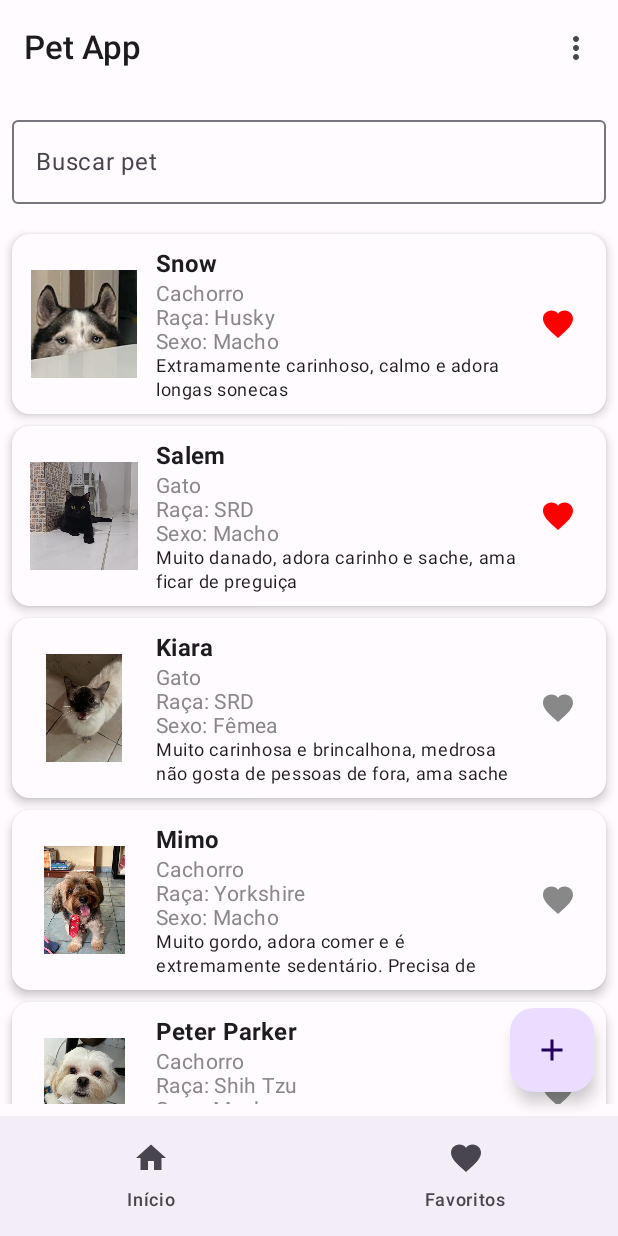
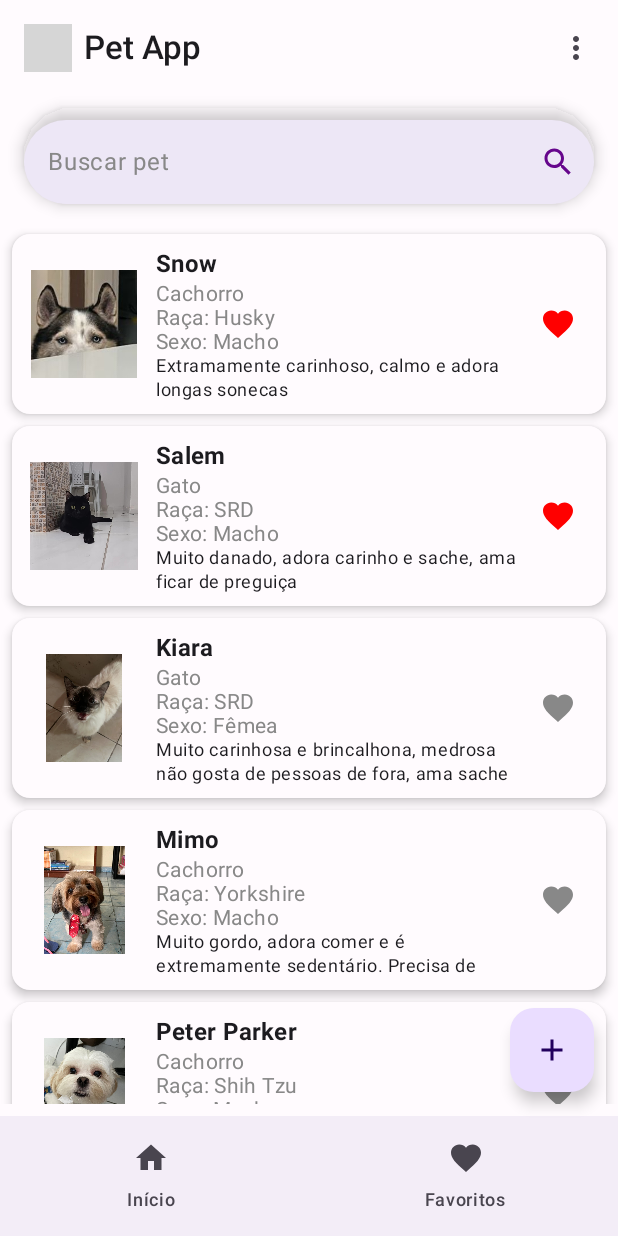
Before and after one commit to Trixx19/PetApp, an Android app built with Jetpack Compose: the screen it shows after launch (MainActivity), on a phone screen of 412 x 824 dp. Run offline under Robolectric (Android 15) with nearby library versions, the phone set to English and light mode, and no system bars; our stand-ins replace accompanist; libraries missing offline, so code that uses them is left out: com.google.accompanist.navigation; grey boxes are pictures that could not be loaded.

Commit message:
Update HomeScreen.kt

```diff
--- a/app/src/main/java/com/example/petapp/ui/screens/HomeScreen.kt
+++ b/app/src/main/java/com/example/petapp/ui/screens/HomeScreen.kt
@@ -1,7 +1,7 @@
 package com.example.petapp.ui.screens
 
-import androidx.compose.runtime.getValue
-import androidx.compose.runtime.setValue
+import androidx.compose.animation.core.animateFloatAsState
+import androidx.compose.animation.core.tween
 import androidx.compose.foundation.Image
 import androidx.compose.foundation.clickable
 import androidx.compose.foundation.layout.*
@@ -9,28 +9,21 @@ import androidx.compose.foundation.lazy.LazyColumn
 import androidx.compose.foundation.lazy.items
 import androidx.compose.foundation.shape.RoundedCornerShape
 import androidx.compose.material.icons.Icons
-import androidx.compose.material.icons.filled.Favorite
-import androidx.compose.material.icons.filled.MoreVert
-import androidx.compose.material.icons.filled.Home
+import androidx.compose.material.icons.filled.*
 import androidx.compose.material3.*
-import androidx.compose.runtime.Composable
-import androidx.compose.runtime.LaunchedEffect
-import androidx.compose.runtime.mutableStateOf
-import androidx.compose.runtime.remember
+import androidx.compose.runtime.*
 import androidx.compose.ui.Alignment
 import androidx.compose.ui.Modifier
+import androidx.compose.ui.draw.scale
+import androidx.compose.ui.draw.shadow
 import androidx.compose.ui.graphics.Color
 import androidx.compose.ui.res.painterResource
 import androidx.compose.ui.text.font.FontWeight
 import androidx.compose.ui.unit.dp
 import androidx.navigation.NavController
+import com.example.petapp.R
 import com.example.petapp.data.PetRepository
 import com.example.petapp.data.model.Pet
-import kotlinx.coroutines.delay
-import androidx.compose.animation.core.animateFloatAsState
-import androidx.compose.animation.core.tween
-import androidx.compose.ui.draw.scale
-import androidx.compose.material.icons.filled.Add // Adicione este import
 
 @OptIn(ExperimentalMaterial3Api::class)
 @Composable
@@ -40,7 +33,20 @@ fun HomeScreen(navController: NavController) {
     Scaffold(
         topBar = {
             TopAppBar(
-                title = { Text("Pet App") },
+                title = {
+                    Row(verticalAlignment = Alignment.CenterVertically) {
+                        // --- CORREÇÃO AQUI ---
+                        // Trocamos o R.mipmap.ic_launcher_round por um drawable simples
+                        Image(
+                            painter = painterResource(id = R.drawable.icon), // Use um ícone PNG da sua pasta drawable
+                            contentDescription = "Ícone do Pet App",
+                            modifier = Modifier.size(32.dp)
+                        )
+                        // ---------------------
+                        Spacer(modifier = Modifier.width(8.dp))
+                        Text("Pet App")
+                    }
+                },
                 actions = {
                     MoreOptionsMenu(navController)
                 }
@@ -49,8 +55,8 @@ fun HomeScreen(navController: NavController) {
         bottomBar = {
             BottomNavigationBar(navController)
         },
-        floatingActionButton = { // ADICIONANDO O FLOATING ACTION BUTTON AQUI
-            FloatingActionButton(onClick = { navController.navigate("add_pet") }) { // Navega para a nova tela
+        floatingActionButton = {
+            FloatingActionButton(onClick = { navController.navigate("add_pet") }) {
                 Icon(Icons.Filled.Add, contentDescription = "Adicionar Novo Pet")
             }
         }
@@ -66,8 +72,31 @@ fun HomeScreen(navController: NavController) {
                 label = { Text("Buscar pet") },
                 modifier = Modifier
                     .fillMaxWidth()
-                    .padding(8.dp),
-                singleLine = true
+                    .padding(horizontal = 16.dp, vertical = 8.dp)
+                    .shadow(
+                        elevation = 6.dp,
+                        shape = RoundedCornerShape(50),
+                        clip = false
+                    ),
+                singleLine = true,
+                shape = RoundedCornerShape(50),
+                trailingIcon = {
+                    Icon(
+                        imageVector = Icons.Filled.Search,
+                        contentDescription = "Ícone de Busca",
+                        tint = Color(0xFF66068C)
+                    )
+                },
+                colors = OutlinedTextFieldDefaults.colors(
+                    focusedContainerColor = Color(0xFFEDE7F6),
+                    unfocusedContainerColor = Color(0xFFEDE7F6),
+                    disabledContainerColor = Color(0xFFE0E0E0),
+                    focusedBorderColor = Color(0xFF5E35B1),
+                    unfocusedBorderColor = Color.Transparent,
+                    cursorColor = Color(0xFF5E35B1),
+                    focusedLabelColor = Color(0xFF5E35B1),
+                    unfocusedLabelColor = Color.Gray
+                )
             )
 
             val filteredPets = PetRepository.petList.filter {
@@ -182,40 +211,41 @@ fun PetCard(pet: Pet, onClick: () -> Unit) {
 
 @Composable
 fun MoreOptionsMenu(navController: NavController) {
-    var expanded = remember { mutableStateOf(false) }
-    IconButton(onClick = { expanded.value = true }) {
+    var expanded by remember { mutableStateOf(false) }
+    IconButton(onClick = { expanded = true }) {
         Icon(
             imageVector = Icons.Default.MoreVert,
             contentDescription = "Mais opções"
         )
     }
     DropdownMenu(
-        expanded = expanded.value,
-        onDismissRequest = { expanded.value = false }
+        expanded = expanded,
+        onDismissRequest = { expanded = false }
     ) {
         DropdownMenuItem(
             text = { Text("Favoritos") },
             onClick = {
-                expanded.value = false
+                expanded = false
                 navController.navigate("favorites")
             }
         )
         DropdownMenuItem(
             text = { Text("Configurações") },
             onClick = {
-                expanded.value = false
+                expanded = false
                 navController.navigate("settings")
             }
         )
         DropdownMenuItem(
             text = { Text("Ajuda") },
             onClick = {
-                expanded.value = false
+                expanded = false
                 navController.navigate("help")
             }
         )
     }
 }
+
 @Composable
 fun BottomNavigationBar(navController: NavController) {
     NavigationBar {
```
